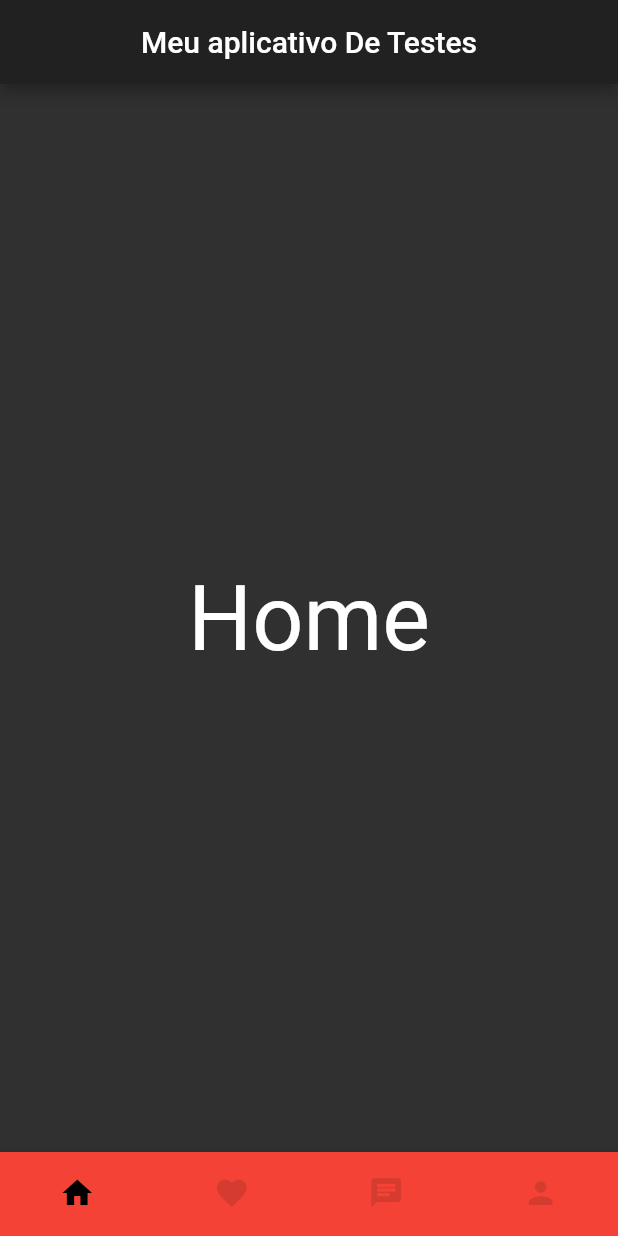
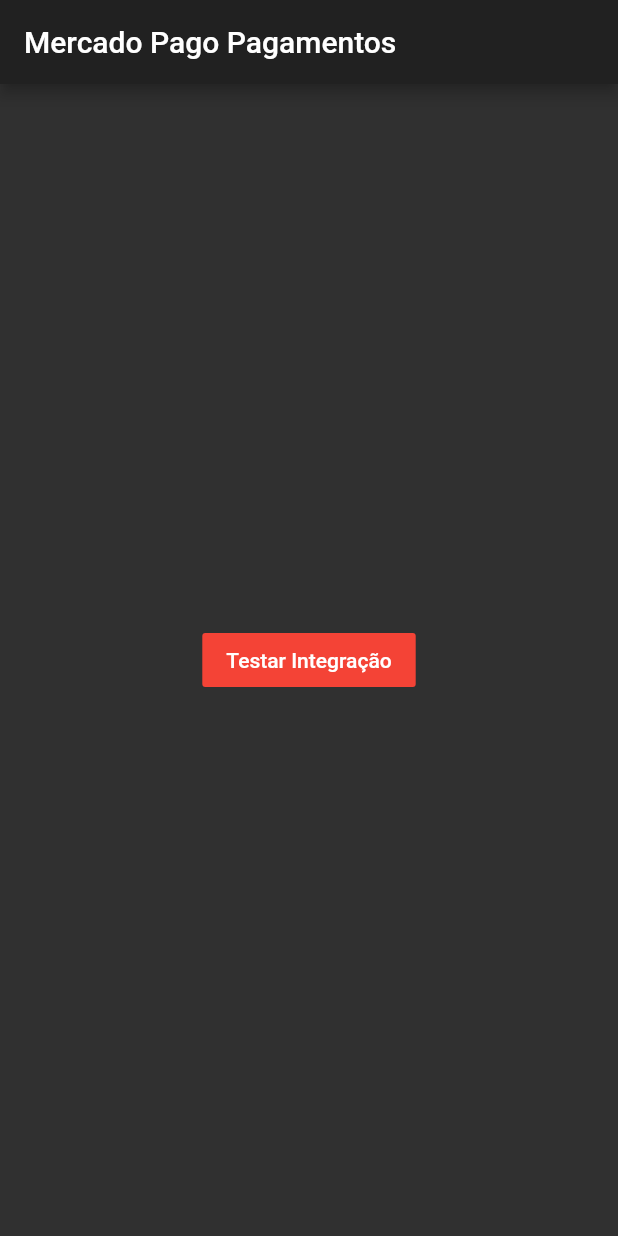
Before and after one commit to lukassorth/testes_flutter, a Flutter app: the screen it shows after launch, on a phone screen of 412 x 824 dp. Run offline on Flutter 3.47's test engine with Material 2 defaults, Android fonts, the phone set to English and light mode, and no system bars; missing offline and left inert: mercado_pago_integration.

Commit message:
Integração mercado pago_testes

```diff
--- a/lib/main.dart
+++ b/lib/main.dart
@@ -1,7 +1,8 @@
 import 'package:flutter/material.dart';
+import 'package:testes_flutter/mercadopago/mercadopago_sdk.dart';
 // import 'package:testes_flutter/floating_button/FloatingHomeButton.dart';
 // import 'package:testes_flutter/weather_app_ui/HomeScreens.dart';
-import 'package:testes_flutter/botton_nav_bar/componnets/NavBarBotton.dart';
+// import 'package:testes_flutter/botton_nav_bar/componnets/NavBarBotton.dart';
 
 void main() {
   runApp(MyApp());
@@ -37,7 +38,7 @@
     // ! cuidar com o nome das paginas para importar no return!!!!
 
     // * NavBarBotton é um widget com telas na parte inferior (Home, Favoritos, Chat, Conta)
-    return NavBarBotton();
+    // ?return NavBarBotton();
 
     // * Weather App Ui
     // ?return WeatherHomePage();
@@ -45,7 +46,7 @@
     // * Floating Action Button
     // ?return FloatingHomeScreen();
 
-    // *
-    //return
+    // * Página de pagamento Mercado Pago
+    return MercadoPagoCheckoutPage();
   }
 }
--- /dev/null
+++ b/lib/mercadopago/mercadopago_sdk.dart
@@ -0,0 +1,64 @@
+import 'package:flutter/material.dart';
+import 'dart:async';
+import 'package:mercado_pago_integration/mercado_pago_integration.dart';
+import 'package:mercado_pago_integration/core/failures.dart';
+import 'package:mercado_pago_integration/models/payment.dart';
+
+final Map<String, Object> preference = {
+  'items': [
+    {
+      'title': 'Test Product',
+      'description': 'Description',
+      'quantity': 3,
+      'currency_id': 'BRL',
+      'unit_price': 1500,
+    }
+  ],
+  'payer': {'name': 'Buyer G.', 'email': 'test@gmail.com'},
+};
+
+class MercadoPagoCheckoutPage extends StatefulWidget {
+  MercadoPagoCheckoutPage({Key? key}) : super(key: key);
+
+  @override
+  _MercadoPagoCheckoutPageState createState() =>
+      _MercadoPagoCheckoutPageState();
+}
+
+class _MercadoPagoCheckoutPageState extends State<MercadoPagoCheckoutPage> {
+  String _publicKey = 'TEST-346efd05-9f63-4b02-bfe3-c5fab7905a04';
+  String _accessToken =
+      'TEST-8325424925517058-061715-36bd4036c19404aaa9f8f7a60171e29a-170004233';
+
+  @override
+  Widget build(BuildContext context) {
+    return Scaffold(
+      appBar: AppBar(
+        title: Text('Mercado Pago Pagamentos'),
+      ),
+      body: Center(
+        child: Column(
+          mainAxisAlignment: MainAxisAlignment.center,
+          children: [
+            FlatButton(
+              color: Colors.red,
+              onPressed: () async {
+                (await MercadoPagoIntegration.startCheckout(
+                  publicKey: _publicKey,
+                  preference: preference,
+                  accessToken: _accessToken,
+                ))
+                    .fold((Failure failure) {
+                  debugPrint('Failure => ${failure.message}');
+                }, (Payment payment) {
+                  debugPrint('Payment => ${payment.paymentId}');
+                });
+              },
+              child: Text('Testar Integração'),
+            )
+          ],
+        ),
+      ),
+    );
+  }
+}
--- a/pubspec.yaml
+++ b/pubspec.yaml
@@ -25,9 +25,12 @@
     sdk: flutter
 
 
+
   # The following adds the Cupertino Icons font to your application.
   # Use with the CupertinoIcons class for iOS style icons.
   cupertino_icons: ^1.0.2
+  mercado_pago_integration: ^1.1.9
+
 
 dev_dependencies:
   flutter_test:
```
Also changed, not shown: pubspec.lock.
